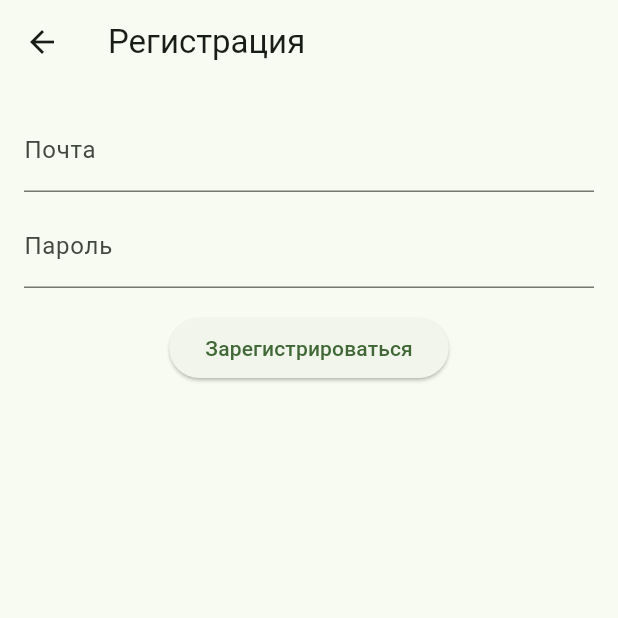
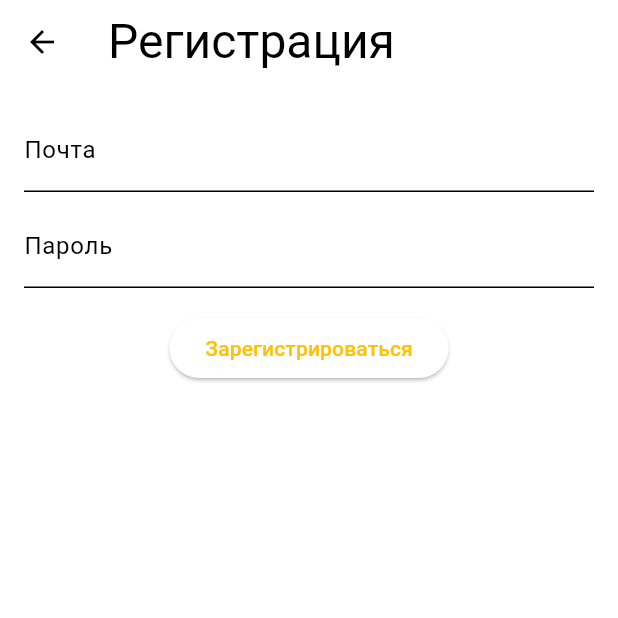
Before and after one commit to stanlapru/flutter_application_3, a Flutter app: the screen it shows after launch, after a tap on "Создать учетную запись", on a phone screen of 412 x 824 dp, the top half of it. Run offline on Flutter 3.47's test engine with Material 3 defaults, Android fonts, the phone set to English and light mode, and no system bars; our stand-ins replace cloud_firestore, firebase_auth, firebase_core, firebase_storage, google_fonts, image_picker and 2 more; accounts and stored records are empty; generated files the repository leaves out were written again; network calls fail.

Commit message:
Add themes and theme notifier

```diff
--- a/lib/main.dart
+++ b/lib/main.dart
@@ -2,19 +2,60 @@ import 'package:firebase_auth/firebase_auth.dart';
 import 'package:firebase_core/firebase_core.dart';
 import 'package:flutter/foundation.dart';
 import 'package:flutter/material.dart';
+import 'package:flutter/scheduler.dart';
 import 'package:flutter_application_2/firebase_options.dart';
 import 'package:flutter_application_2/pages/main/first_page.dart';
 import 'package:flutter_application_2/pages/main/second_page.dart';
 import 'package:flutter_application_2/pages/auth/sign_in_page.dart';
 import 'package:flutter_application_2/pages/main/third_page.dart';
 import 'package:flutter_application_2/services/auth_service.dart';
+import 'package:flutter_application_2/theme/color_schemes.dart';
+import 'package:flutter_application_2/theme/theme_notifier.dart';
 import 'package:flutter_application_2/widgets/dialogs.dart';
+import 'package:provider/provider.dart';
+import 'package:shared_preferences/shared_preferences.dart';
 import 'package:url_launcher/url_launcher.dart';
 
 void main() async {
   WidgetsFlutterBinding.ensureInitialized();
   await Firebase.initializeApp(options: DefaultFirebaseOptions.currentPlatform);
-  runApp(const MyApp());
+  await initializePreferences();
+  final theme = await getTheme();
+  runApp(
+    MultiProvider(
+      providers: [
+        ChangeNotifierProvider(
+          create:
+              (_) => ThemeNotifier(
+                lightTheme: createLightColorData(),
+                darkTheme: createDarkColorData(),
+                initialTheme: theme,
+              ),
+        ),
+      ],
+      child: MyApp(),
+    ),
+  );
+}
+
+Future<void> initializePreferences() async {
+  final SharedPreferences prefs = await SharedPreferences.getInstance();
+  bool isFirstLaunch = prefs.getBool('firstLaunch') ?? true;
+
+  if (isFirstLaunch) {
+    final brightness =
+        SchedulerBinding.instance.platformDispatcher.platformBrightness;
+    await prefs.setString(
+      'theme',
+      brightness == Brightness.dark ? 'dark' : 'light',
+    );
+  }
+}
+
+Future<String> getTheme() async {
+  final SharedPreferences prefs = await SharedPreferences.getInstance();
+  String? theme = prefs.getString('theme') ?? 'dark';
+  return theme;
 }
 
 class MyApp extends StatelessWidget {
@@ -22,15 +63,13 @@ class MyApp extends StatelessWidget {
 
   @override
   Widget build(BuildContext context) {
+      final themeNotifier = Provider.of<ThemeNotifier>(context);
+
     return MaterialApp(
-      title: 'Занятие 3',
-      theme: ThemeData(
-        colorScheme: ColorScheme.fromSeed(
-          seedColor: const Color.fromARGB(255, 9, 255, 0),
-        ),
-      ),
-      darkTheme: ThemeData(brightness: Brightness.dark),
-      themeMode: ThemeMode.system,
+      title: 'Занятие 7',
+      theme: themeNotifier.lightTheme,
+      darkTheme: themeNotifier.darkTheme,
+      themeMode: themeNotifier.themeMode,
       home: const MainPage(),
     );
   }
--- /dev/null
+++ b/lib/theme/color_schemes.dart
@@ -0,0 +1,44 @@
+import 'package:flutter/material.dart';
+import 'package:flutter_application_2/theme/text_themes.dart';
+
+ThemeData createLightColorData() {
+  return ThemeData(
+    colorScheme: createLightColorScheme(),
+    textTheme: textTheme
+  );
+}
+
+ThemeData createDarkColorData() {
+  return ThemeData(
+    colorScheme: createDarkColorScheme(),
+    textTheme: textTheme
+  );
+}
+
+ColorScheme createLightColorScheme() {
+  return ColorScheme(
+    brightness: Brightness.light,
+    primary: Colors.amber,
+    onPrimary: Colors.black,
+    secondary: Colors.lightGreen,
+    onSecondary: const Color.fromARGB(255, 207, 214, 200),
+    error: Colors.red,
+    onError: const Color.fromARGB(255, 238, 205, 203),
+    surface: Colors.white,
+    onSurface: Colors.black,
+  );
+}
+
+ColorScheme createDarkColorScheme() {
+  return ColorScheme(
+    brightness: Brightness.dark,
+    primary: Colors.amber,
+    onPrimary: Colors.white,
+    secondary: const Color.fromARGB(255, 69, 97, 37),
+    onSecondary: const Color.fromARGB(255, 192, 214, 169),
+    error: const Color.fromARGB(255, 162, 44, 36),
+    onError: const Color.fromARGB(255, 234, 161, 157),
+    surface: Colors.black,
+    onSurface: Colors.white,
+  );
+}
--- /dev/null
+++ b/lib/theme/theme_notifier.dart
@@ -0,0 +1,25 @@
+import 'package:flutter/material.dart';
+import 'package:shared_preferences/shared_preferences.dart';
+
+class ThemeNotifier extends ChangeNotifier {
+  ThemeMode _mode;
+  late ThemeData lightTheme;
+  late ThemeData darkTheme;
+
+  ThemeMode get themeMode => _mode;
+
+  ThemeNotifier({
+    required this.lightTheme,
+    required this.darkTheme,
+    required String initialTheme,
+  }) : _mode = initialTheme.contains('dark') ? ThemeMode.dark : ThemeMode.light;
+
+  void setTheme(String theme) async {
+    final prefs = await SharedPreferences.getInstance();
+
+    _mode = theme == 'dark' ? ThemeMode.dark : ThemeMode.light;
+
+    await prefs.setString('theme', theme);
+    notifyListeners();
+  }
+}
--- a/pubspec.yaml
+++ b/pubspec.yaml
@@ -41,6 +41,9 @@ dependencies:
   firebase_storage: ^12.4.10
   image_picker: ^1.1.2
   share_plus: ^11.0.0
+  google_fonts: ^6.2.1
+  shared_preferences: ^2.2.2
+  provider: ^6.1.2
 
   # The following adds the Cupertino Icons font to your application.
   # Use with the CupertinoIcons class for iOS style icons.
```
Also changed, not shown: lib/theme/text_themes.dart (added, +22 -0 lines), pubspec.lock, 1 other file.
